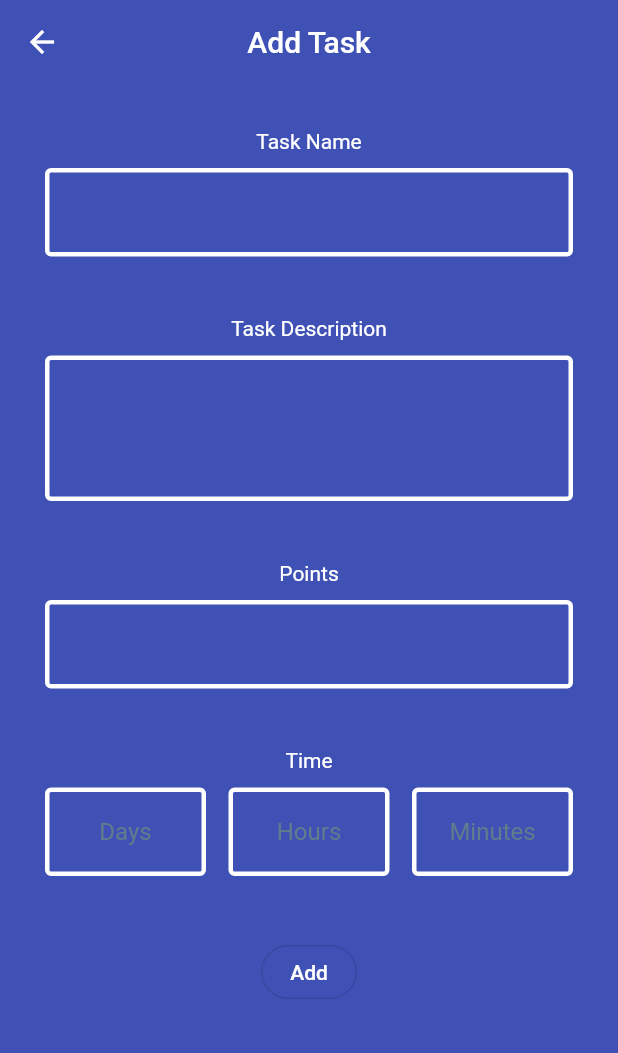
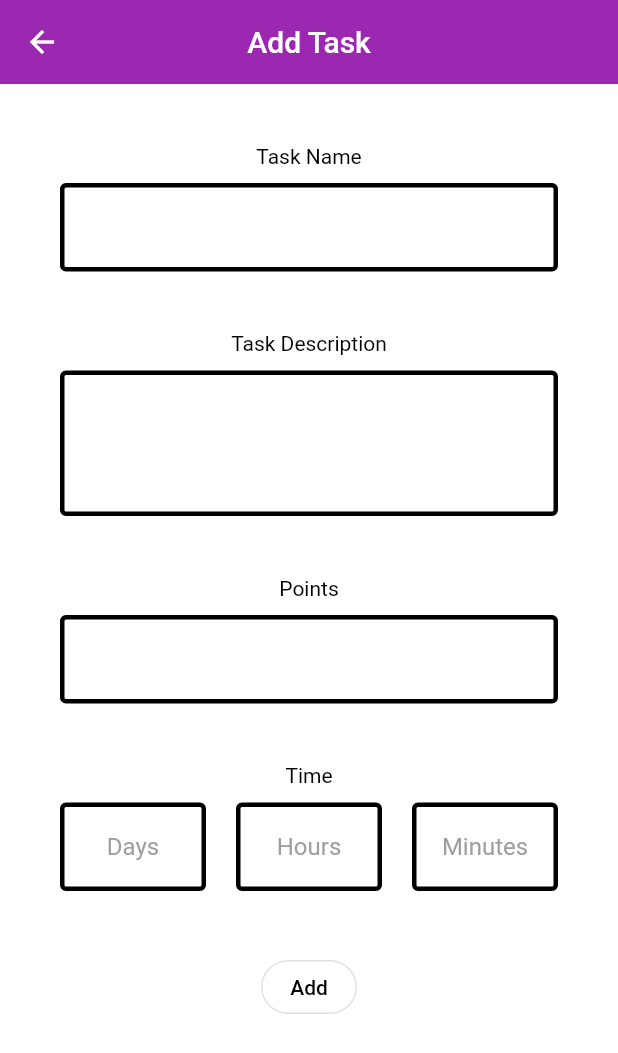
Before and after one commit to thejacobhardman/Gamified-Task-Tracker, a Flutter app: the screen it shows after launch, on a phone screen of 412 x 824 dp. Shown: the top 1053 px of the screen. Run offline on Flutter 3.47's test engine with Material 2 defaults, Android fonts, the phone set to English and light mode, and no system bars.

Commit message:
Changed theme of add task page

```diff
--- a/gamified_task_tracker/lib/add-task.dart
+++ b/gamified_task_tracker/lib/add-task.dart
@@ -1,8 +1,11 @@
 import 'package:flutter/material.dart';
 
-const Color backgroundColor = Colors.indigo;
-const Color textColor = Colors.white;
-const double edgeInsets = 30.0;
+const Color backgroundColor = Colors.white;
+const Color textColor = Colors.black;
+const Color textColorAgainstPrimary = Colors.white;
+const Color primaryColor = Colors.purple;
+
+const double edgeInsets = 40.0;
 
 class FieldRow extends StatelessWidget {
 
@@ -62,7 +65,7 @@ class TaskTextField extends StatelessWidget {
           decoration: InputDecoration(
             hintText: hint,
             hintStyle: TextStyle(
-              color: Colors.blueGrey
+              color: Colors.grey,
             ),
             enabledBorder: OutlineInputBorder(
               borderSide: BorderSide(
@@ -97,17 +100,17 @@ class CreateTaskPage extends StatelessWidget {
           title: const Text(
               "Add Task",
               style: TextStyle(
-                color: textColor,
+                color: textColorAgainstPrimary,
               )
           ),
           centerTitle: true,
           leading: GestureDetector(
               child: const Icon(
                 Icons.arrow_back,
-                color: textColor,
+                color: textColorAgainstPrimary,
               )
           ),
-          backgroundColor: Colors.transparent,
+          backgroundColor: primaryColor,
           elevation: 0,
 
         ),
```
